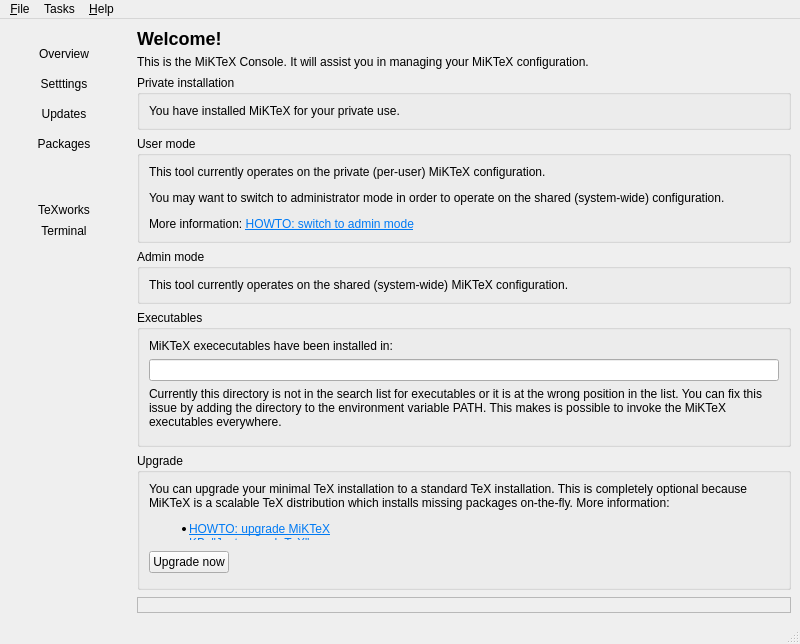
Qt form Programs/MiKTeX/Console/Qt/mainwindow.ui (MiKTeX/miktex) before a commit.
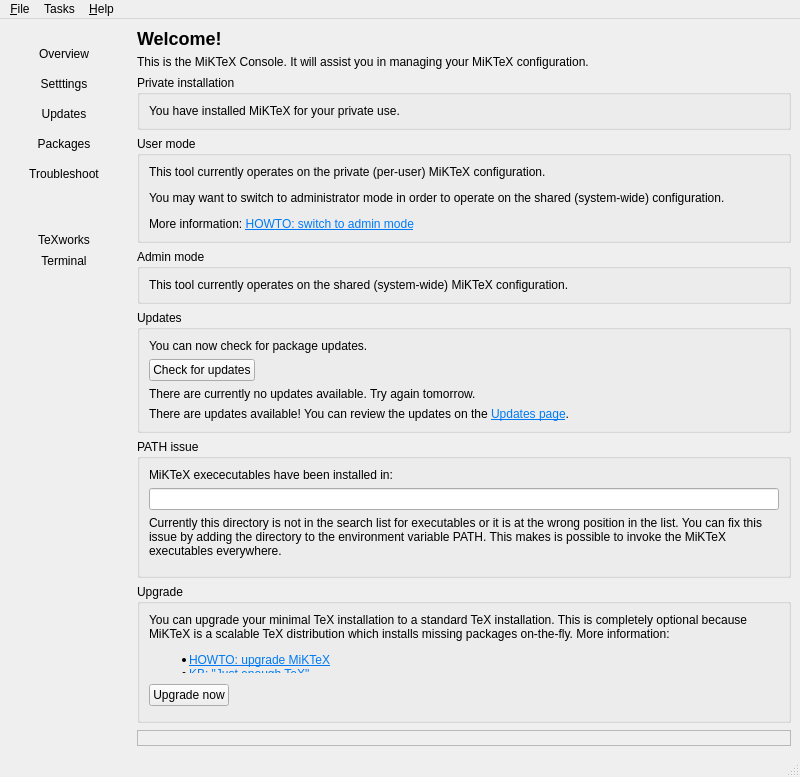
The same form after that commit. The open tabs and pages were chosen to show the change. Icons and pictures are not drawn.

Commit message: MiKTeX Console

Patch:
```diff
--- a/Programs/MiKTeX/Console/Qt/mainwindow.ui
+++ b/Programs/MiKTeX/Console/Qt/mainwindow.ui
@@ -7,9 +7,15 @@
     <x>0</x>
     <y>0</y>
     <width>800</width>
-    <height>644</height>
+    <height>777</height>
    </rect>
   </property>
+  <property name="sizePolicy">
+   <sizepolicy hsizetype="Preferred" vsizetype="Preferred">
+    <horstretch>0</horstretch>
+    <verstretch>0</verstretch>
+   </sizepolicy>
+  </property>
   <property name="windowTitle">
    <string>MiKTeX Console</string>
   </property>
@@ -179,6 +185,34 @@
          </property>
         </widget>
        </item>
+       <item>
+        <widget class="QPushButton" name="buttonTroubleshoot">
+         <property name="minimumSize">
+          <size>
+           <width>0</width>
+           <height>30</height>
+          </size>
+         </property>
+         <property name="focusPolicy">
+          <enum>Qt::NoFocus</enum>
+         </property>
+         <property name="statusTip">
+          <string>MiKTeX package management</string>
+         </property>
+         <property name="text">
+          <string>Troubleshoot</string>
+         </property>
+         <property name="checkable">
+          <bool>true</bool>
+         </property>
+         <property name="autoExclusive">
+          <bool>true</bool>
+         </property>
+         <property name="flat">
+          <bool>true</bool>
+         </property>
+        </widget>
+       </item>
        <item>
         <spacer name="verticalSpacer_6">
          <property name="orientation">
@@ -512,10 +546,123 @@
              </property>
             </spacer>
            </item>
+           <item>
+            <widget class="QGroupBox" name="groupCheckUpdates">
+             <property name="title">
+              <string>Updates</string>
+             </property>
+             <layout class="QVBoxLayout" name="_5">
+              <property name="leftMargin">
+               <number>9</number>
+              </property>
+              <property name="topMargin">
+               <number>9</number>
+              </property>
+              <property name="rightMargin">
+               <number>9</number>
+              </property>
+              <property name="bottomMargin">
+               <number>9</number>
+              </property>
+              <item>
+               <widget class="QWidget" name="groupCheckUpdatesAdvice" native="true">
+                <layout class="QVBoxLayout" name="verticalLayout_13">
+                 <property name="leftMargin">
+                  <number>0</number>
+                 </property>
+                 <property name="topMargin">
+                  <number>0</number>
+                 </property>
+                 <property name="rightMargin">
+                  <number>0</number>
+                 </property>
+                 <property name="bottomMargin">
+                  <number>0</number>
+                 </property>
+                 <item>
+                  <widget class="QLabel" name="labelLastUpdateCheck">
+                   <property name="text">
+                    <string>You can now check for package updates.</string>
+                   </property>
+                   <property name="wordWrap">
+                    <bool>true</bool>
+                   </property>
+                  </widget>
+                 </item>
+                 <item>
+                  <layout class="QHBoxLayout" name="horizontalLayout_7">
+                   <item>
+                    <widget class="QPushButton" name="buttonCheckUpdates">
+                     <property name="text">
+                      <string>Check for updates</string>
+                     </property>
+                    </widget>
+                   </item>
+                   <item>
+                    <widget class="QLabel" name="labelCheckUpdatesStatus">
+                     <property name="text">
+                      <string/>
+                     </property>
+                    </widget>
+                   </item>
+                   <item>
+                    <spacer name="horizontalSpacer_4">
+                     <property name="orientation">
+                      <enum>Qt::Horizontal</enum>
+                     </property>
+                     <property name="sizeHint" stdset="0">
+                      <size>
+                       <width>40</width>
+                       <height>20</height>
+                      </size>
+                     </property>
+                    </spacer>
+                   </item>
+                  </layout>
+                 </item>
+                </layout>
+               </widget>
+              </item>
+              <item>
+               <widget class="QLabel" name="labelNoUpdatesAvailable">
+                <property name="text">
+                 <string>There are currently no updates available. Try again tomorrow.</string>
+                </property>
+                <property name="wordWrap">
+                 <bool>true</bool>
+                </property>
+               </widget>
+              </item>
+              <item>
+               <widget class="QLabel" name="labelUpdatesAvailable">
+                <property name="text">
+                 <string>&lt;html&gt;&lt;head/&gt;&lt;body&gt;&lt;p&gt;There are updates available! You can review the updates on the &lt;a href=&quot;#updates&quot;&gt;&lt;span style=&quot; text-decoration: underline; color:#007af4;&quot;&gt;Updates page&lt;/span&gt;&lt;/a&gt;.&lt;/p&gt;&lt;/body&gt;&lt;/html&gt;</string>
+                </property>
+                <property name="wordWrap">
+                 <bool>true</bool>
+                </property>
+               </widget>
+              </item>
+             </layout>
+            </widget>
+           </item>
+           <item>
+            <spacer name="verticalSpacer_11">
+             <property name="orientation">
+              <enum>Qt::Vertical</enum>
+             </property>
+             <property name="sizeHint" stdset="0">
+              <size>
+               <width>20</width>
+               <height>40</height>
+              </size>
+             </property>
+            </spacer>
+           </item>
            <item>
             <widget class="QGroupBox" name="groupPathIssue">
              <property name="title">
-              <string>Executables</string>
+              <string>PATH issue</string>
              </property>
              <layout class="QVBoxLayout" name="verticalLayout_4">
               <item>
@@ -535,7 +682,7 @@
               <item>
                <widget class="QLabel" name="label_15">
                 <property name="text">
-                 <string>&lt;html&gt;&lt;head/&gt;&lt;body&gt;&lt;p&gt;Currently this directory is not in the search list for executables or it is at the wrong position in the list. You can fix this issue by adding the directory to the environment variable PATH. This makes is possible to invoke the MiKTeX executables everywhere.&lt;/p&gt;&lt;p&gt;More information: &lt;a href=&quot;https://miktex.org/howto/modify-path&quot;&gt;&lt;span style=&quot;text-decoration: underline; color:#007af4;&quot;&gt;HOWTO: modify PATH&lt;/span&gt;&lt;/a&gt;&lt;/p&gt;&lt;/body&gt;&lt;/html&gt;</string>
+                 <string>&lt;html&gt;&lt;head/&gt;&lt;body&gt;&lt;p&gt;Currently this directory is not in the search list for executables or it is at the wrong position in the list. You can fix this issue by adding the directory to the environment variable PATH. This makes is possible to invoke the MiKTeX executables everywhere.&lt;/p&gt;&lt;p&gt;More information: &lt;a href=&quot;https://miktex.org/howto/modify-path&quot;&gt;&lt;span style=&quot; text-decoration: underline; color:#007af4;&quot;&gt;HOWTO: modify PATH&lt;/span&gt;&lt;/a&gt;&lt;/p&gt;&lt;/body&gt;&lt;/html&gt;</string>
                 </property>
                 <property name="wordWrap">
                  <bool>true</bool>
```
Left out of the diff: 99 changed lines with no effect on the pictures. The commit also changes 2 other files.
